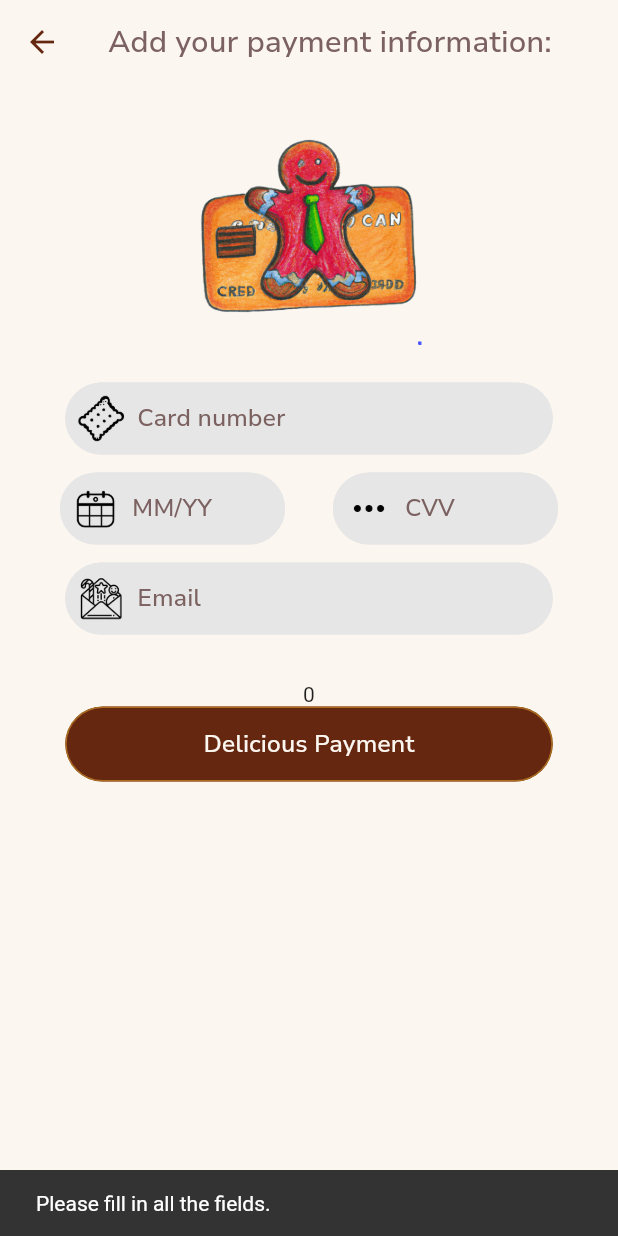
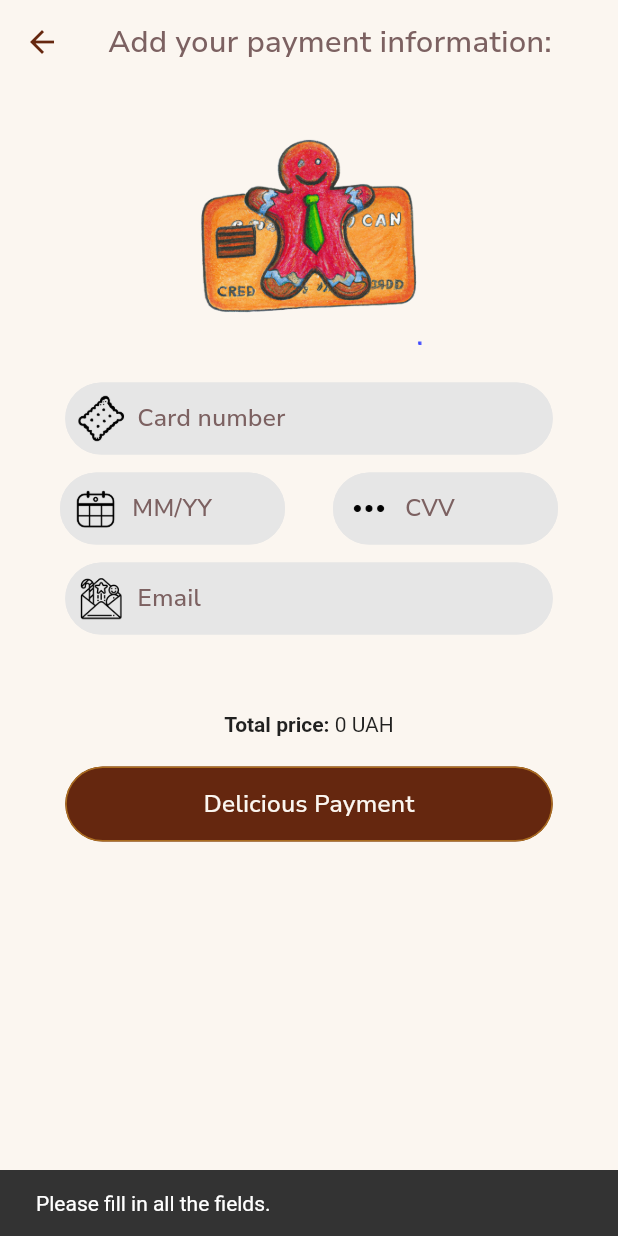
Before and after one commit to SofiiaServetnyk/cinneman_app, a Flutter app: the PaymentScreen screen opened directly, after a tap on "Delicious Payment", on a phone screen of 412 x 824 dp. Run offline on Flutter 3.47's test engine with Material 2 defaults, Android fonts, the phone set to English and light mode, and no system bars; our stand-ins replace bloc, dio, flutter_bloc, flutter_dotenv, qr_flutter, shared_preferences and 1 more; missing offline and left inert: cryptography; accounts and stored records are empty.

```diff
--- a/lib/pages/payment_screen.dart
+++ b/lib/pages/payment_screen.dart
@@ -5,6 +5,7 @@ import 'package:cinneman/core/style/text_style.dart';
 import 'package:cinneman/cubit/error_cubit.dart';
 import 'package:cinneman/cubit/movies/movies_cubit.dart';
 import 'package:cinneman/cubit/navigation/navigation_cubit.dart';
+import 'package:cinneman/cubit/user/user_cubit.dart';
 import 'package:cinneman/features/authorization/presentation/custom_button.dart';
 import 'package:cinneman/features/authorization/presentation/widgets/custom_textfield.dart';
 import 'package:cinneman/services/movies_service.dart';
@@ -25,7 +26,6 @@ class _PaymentScreenState extends State<PaymentScreen> {
   String? email;
 
   Future<void> _handlePayment() async {
-    var errorCubit = BlocProvider.of<ErrorCubit>(context);
     if (cardNumber == null ||
         expirationDate == null ||
         cvv == null ||
@@ -36,12 +36,12 @@ class _PaymentScreenState extends State<PaymentScreen> {
       final RegExp cardNumberRegExp = RegExp(
           r"^(?:4[0-9]{12}(?:[0-9]{3})?|5[1-5][0-9]{14}|6011[0-9]{12}|622((12[6-9]|1[3-9][0-9]|[2-8][0-9][0-9]|9[01][0-9]|92[0-5])[0-9]{10})|64[4-9][0-9]{13}|65[0-9]{14}|3(?:0[0-5]|[68][0-9])[0-9]{11}|3[47][0-9]{13})$");
       final RegExp expirationDateRegExp =
-      RegExp(r"^(0[1-9]|1[0-2])\/?([0-9]{4}|[0-9]{2})$");
+          RegExp(r"^(0[1-9]|1[0-2])\/?([0-9]{4}|[0-9]{2})$");
       final RegExp cvvRegExp = RegExp(r"^[0-9]{3}$");
 
       // Remove spaces from card number
       String cleanedCardNumber =
-      cardNumber!.replaceAll(RegExp(r"\s+\b|\b\s"), "");
+          cardNumber!.replaceAll(RegExp(r"\s+\b|\b\s"), "");
 
       if (!cardNumberRegExp.hasMatch(cleanedCardNumber)) {
         // errorCubit.showError("Invalid card number.");
@@ -197,12 +197,30 @@ class _PaymentScreenState extends State<PaymentScreen> {
                         BlocBuilder<MoviesCubit, MoviesState>(
                           builder: (context, state) {
                             int totalPrice = 0;
-                              if (state.selectedSeats != null) {
+                            if (state.selectedSeats != null) {
                               for (var s in state.selectedSeats!) {
                                 totalPrice += s.price;
                               }
                             }
-                            return Text('$totalPrice');
+
+                            return Container(
+                              margin: EdgeInsets.symmetric(vertical: 20),
+                              child: RichText(
+                                text: TextSpan(
+                                  style: DefaultTextStyle.of(context).style,
+                                  children: [
+                                    TextSpan(
+                                      text: 'Total price: ',
+                                      style: TextStyle(
+                                          fontWeight: FontWeight.bold),
+                                    ),
+                                    TextSpan(
+                                      text: '$totalPrice UAH',
+                                    ),
+                                  ],
+                                ),
+                              ),
+                            );
                           },
                         ),
                         CustomButton(
@@ -222,6 +240,8 @@ class _PaymentScreenState extends State<PaymentScreen> {
 
                               if (BlocProvider.of<MoviesCubit>(context).state
                                   is SuccessfulPaymentMovieState) {
+                                BlocProvider.of<UserCubit>(context)
+                                    .loadTickets();
                                 BlocProvider.of<NavigationCubit>(context)
                                     .openUserPageAfterSuccesfulPayment();
                               } else {
```
Also changed, not shown: lib/cubit/navigation/navigation_cubit.dart (+24 -0 lines), lib/cubit/user/user_cubit.dart (+11 -2 lines), lib/pages/user_screen.dart (+8 -2 lines).
